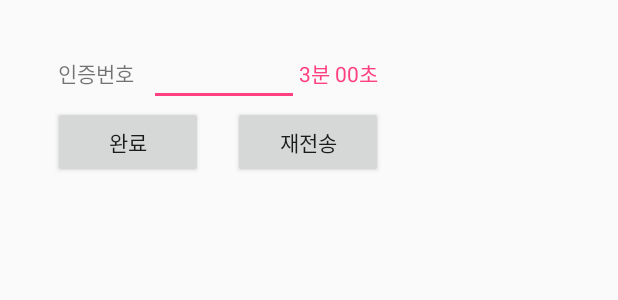
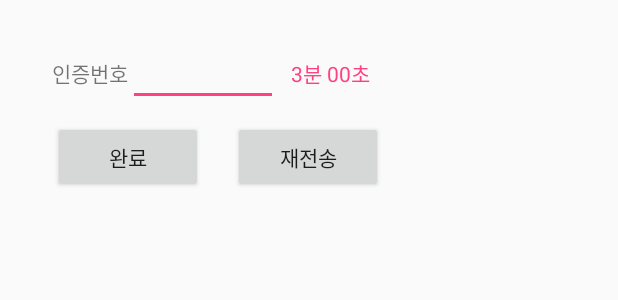
Before and after one commit to JeonHuiJae/FIX, an Android app: the layout activity_email_certif.xml on its own in the app's theme, with its tools: preview values and no code run, on a phone screen of 412 x 824 dp. Shown: the top 300 px of the screen. Run offline under Robolectric (Android 15) with nearby library versions, the phone set to English and light mode, and no system bars.

Commit message:
이메일 시간제한
구현 끝!

```diff
--- a/Fix/app/src/main/res/layout/activity_email_certif.xml
+++ b/Fix/app/src/main/res/layout/activity_email_certif.xml
@@ -8,11 +8,11 @@
         <LinearLayout
             android:layout_gravity="center"
             android:layout_width="wrap_content"
-            android:layout_height="wrap_content">
+            android:layout_height="wrap_content"
+            android:layout_marginBottom="10dp">
 
             <TextView
                 android:text="인증번호"
-                android:layout_marginRight="10dp"
                 android:layout_width="wrap_content"
                 android:layout_height="wrap_content" />
 
@@ -25,7 +25,8 @@
 
             <TextView
                 android:id="@+id/timer"
-                android:layout_width="wrap_content"
+                android:layout_width="70dp"
+                android:textAlignment="center"
                 android:layout_height="wrap_content"
                 android:text="3분 00초"
                 android:textColor="@color/colorAccent" />
@@ -39,6 +40,7 @@
             android:orientation="horizontal">
 
             <Button
+                android:id="@+id/certificationBtn"
                 android:text="완료"
                 android:onClick="certification"
                 android:layout_marginLeft="10dp"
@@ -47,6 +49,7 @@
                 android:layout_height="wrap_content" />
 
             <Button
+                android:id="@+id/resendBtn"
                 android:text="재전송"
                 android:onClick="resend"
                 android:layout_marginLeft="10dp"
```
Also changed, not shown: Fix/app/src/main/java/com/example/hhj73/fix/EmailCertifActivity.java (+40 -12 lines).
